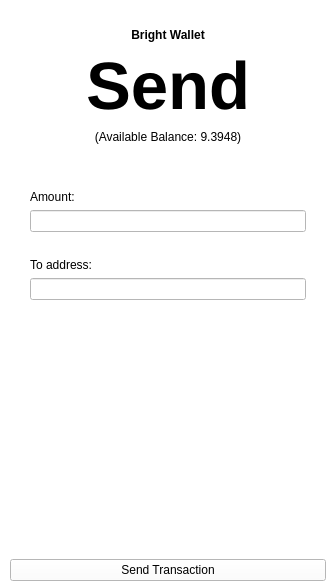
The window that ThresHoDLApp/brightsendview.ui (isaidnocookies/Threshodl-Wallet) describes before a commit, drawn with Qt 5.
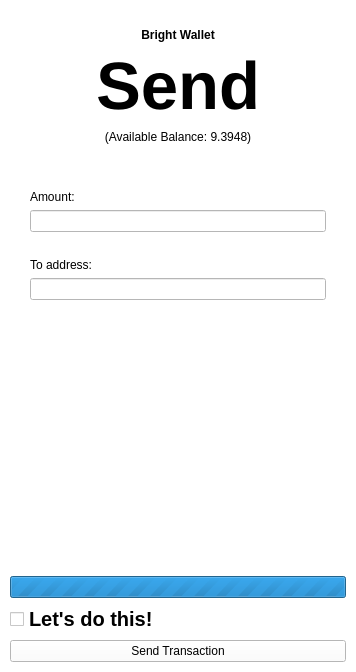
The same window after the commit. Icons and pictures are not drawn.

The edit to the form file:
```diff
--- a/ThresHoDLApp/brightsendview.ui
+++ b/ThresHoDLApp/brightsendview.ui
@@ -6,8 +6,8 @@
    <rect>
     <x>0</x>
     <y>0</y>
-    <width>336</width>
-    <height>581</height>
+    <width>356</width>
+    <height>672</height>
    </rect>
   </property>
   <property name="windowTitle">
@@ -304,6 +304,30 @@
        </property>
       </widget>
      </item>
+     <item>
+      <widget class="QProgressBar" name="progressBar">
+       <property name="maximum">
+        <number>0</number>
+       </property>
+       <property name="value">
+        <number>-1</number>
+       </property>
+      </widget>
+     </item>
+     <item>
+      <widget class="QCheckBox" name="checkBox">
+       <property name="font">
+        <font>
+         <pointsize>15</pointsize>
+         <weight>75</weight>
+         <bold>true</bold>
+        </font>
+       </property>
+       <property name="text">
+        <string>Let's do this!</string>
+       </property>
+      </widget>
+     </item>
      <item>
       <widget class="QPushButton" name="sendTransactionButton">
        <property name="text">
@@ -311,6 +335,22 @@
        </property>
       </widget>
      </item>
+     <item>
+      <spacer name="verticalSpacer_6">
+       <property name="orientation">
+        <enum>Qt::Vertical</enum>
+       </property>
+       <property name="sizeType">
+        <enum>QSizePolicy::Minimum</enum>
+       </property>
+       <property name="sizeHint" stdset="0">
+        <size>
+         <width>20</width>
+         <height>10</height>
+        </size>
+       </property>
+      </spacer>
+     </item>
     </layout>
    </item>
   </layout>
```
